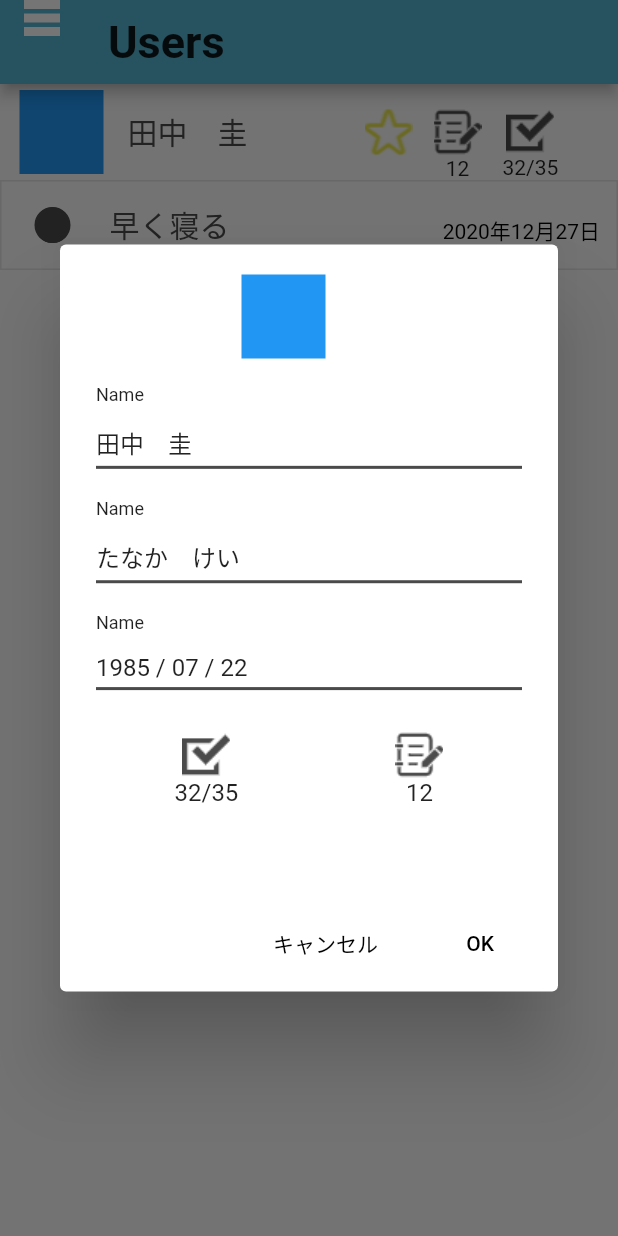
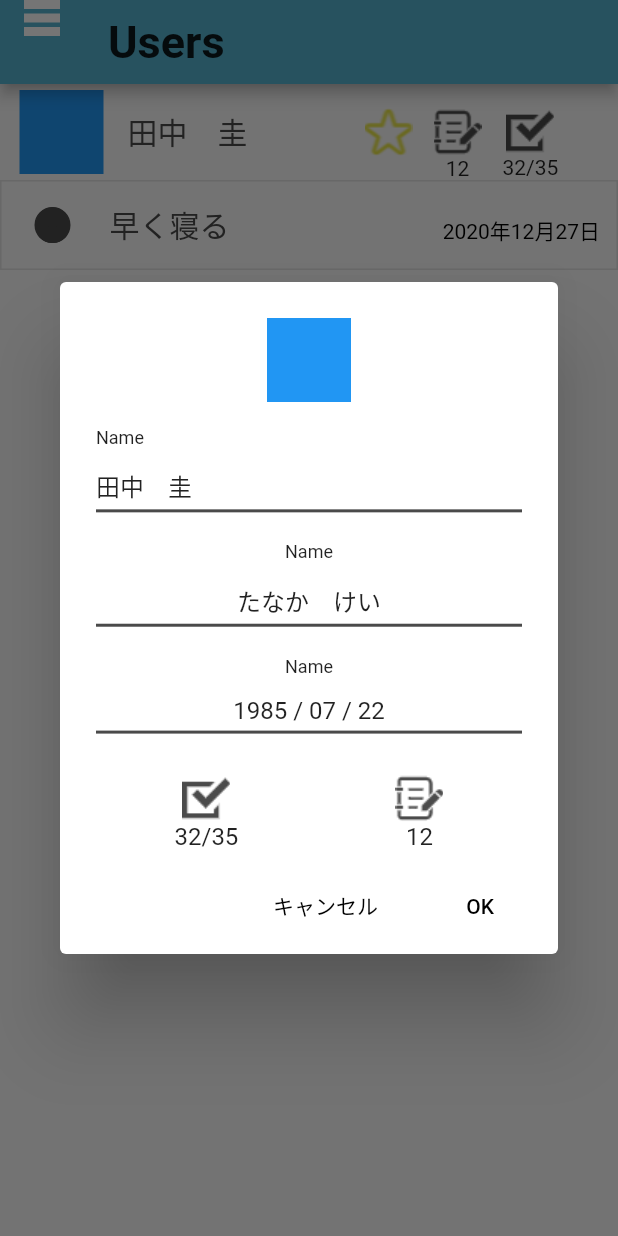
Before and after one commit to SatoshiSobue/friendo-app, a Flutter app: the screen it shows after launch, after a tap on "show dialog", on a phone screen of 412 x 824 dp. Run offline on Flutter 3.47's test engine with Material 2 defaults, Android fonts, the phone set to English and light mode, and no system bars.

Commit message:
code review

```diff
--- a/lib/widgets/dialog/user_dialog.dart
+++ b/lib/widgets/dialog/user_dialog.dart
@@ -18,19 +18,22 @@ class UserDialog extends StatelessWidget {
           barrierDismissible: false,
           builder: (BuildContext context) {
             return AlertDialog(
+              contentPadding: const EdgeInsets.fromLTRB(24, 24, 24, 0),
               content: Container(
-                height: 390,
+                height: 360,
                 width: 320,
                 child: Column(
-                  crossAxisAlignment: CrossAxisAlignment.start,
+                  crossAxisAlignment: CrossAxisAlignment.center,
                   children: [
                     Container(
                       height: 56,
                       width: 56,
                       child: Container(color: Colors.blue),
-                      margin: EdgeInsets.fromLTRB(97, 0, 0, 0),
                     ),
                     SizedBox(height: 17),
+                    Column(
+                      crossAxisAlignment: CrossAxisAlignment.start,
+                      children: [
                         Text("Name",
                             style: TextStyle(fontSize: 12),
                             textAlign: TextAlign.left),
@@ -42,6 +45,8 @@ class UserDialog extends StatelessWidget {
                           height: 9.37,
                           thickness: 2,
                           color: HexColor("#4A4A4A"),
+                        ),
+                      ],
                     ),
                     SizedBox(height: 16),
                     Text("Name",
```
Also changed, not shown: 1 other file. Lines whose indentation alone changed are shown as unchanged.
